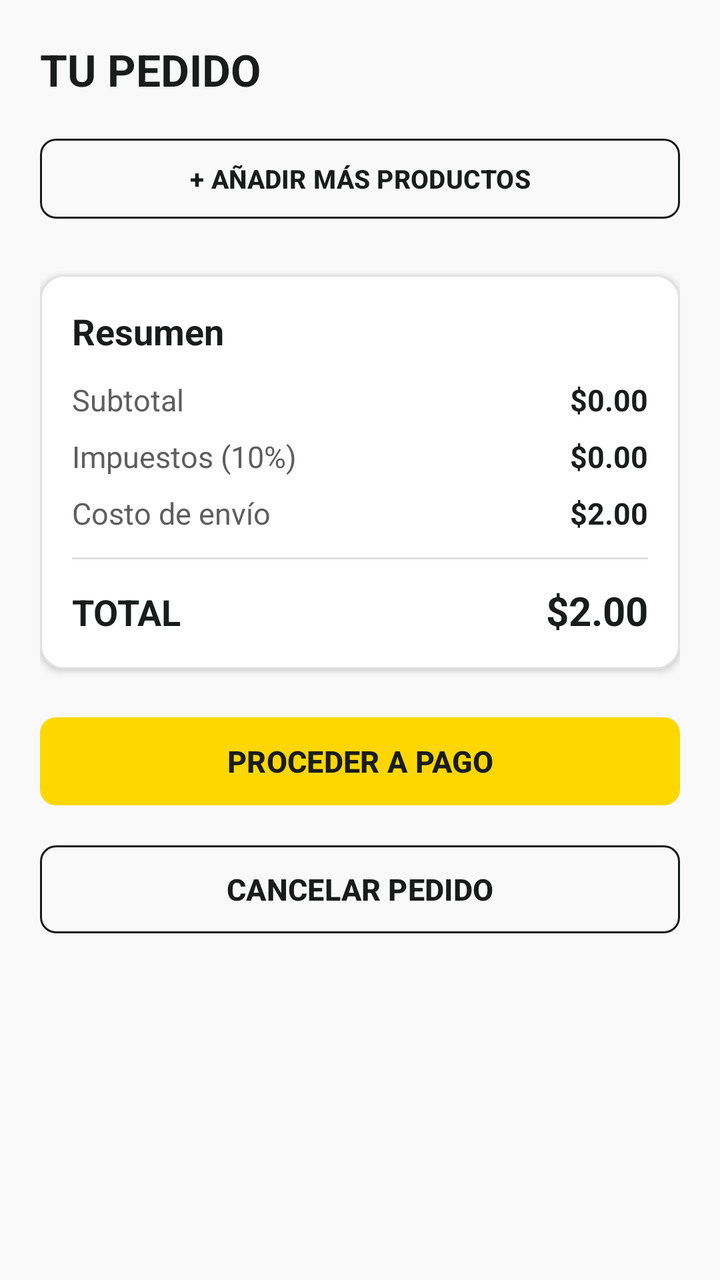
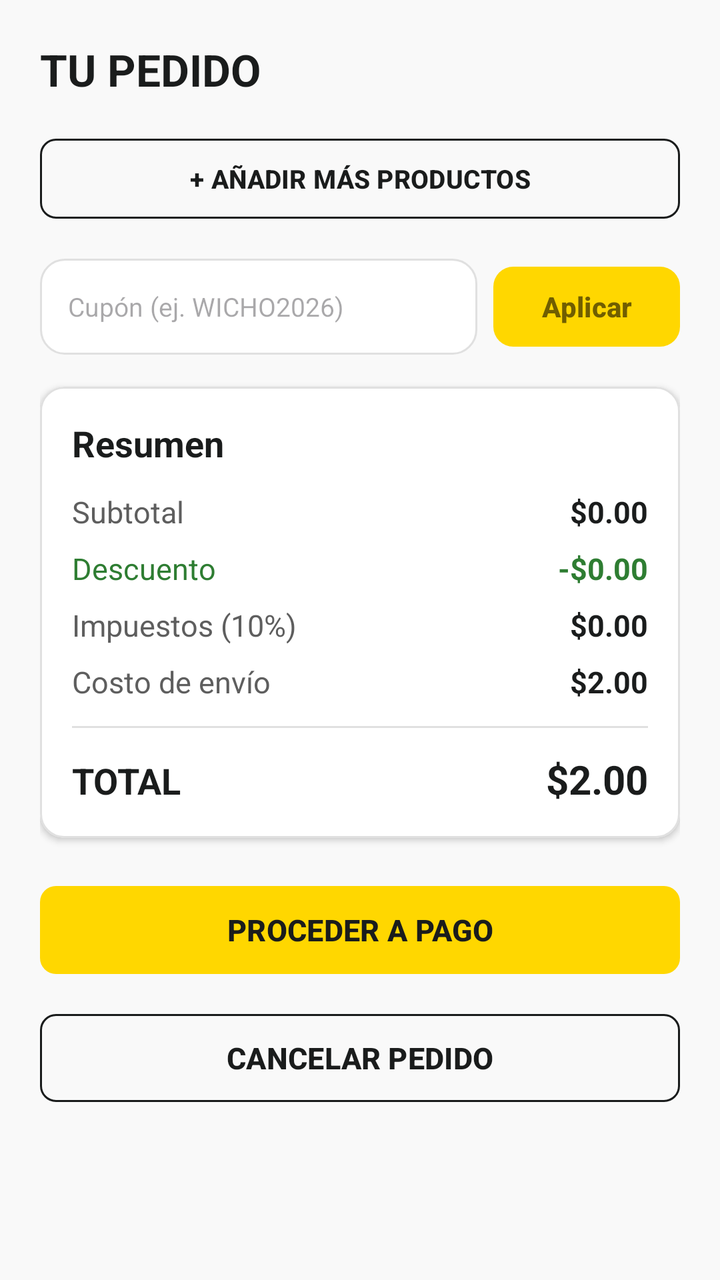

Screens rendered from an Android XML layout before and after an edit, with the pre-edit source and the edit as a unified diff.
<!-- AndroidManifest.xml: application theme Theme.ProyectoFase1 -->
<!-- res/layout/fragment_orders.xml -->
<?xml version="1.0" encoding="utf-8"?>
<ScrollView xmlns:android="http://schemas.android.com/apk/res/android"
    xmlns:app="http://schemas.android.com/apk/res-auto"
    android:layout_width="match_parent"
    android:layout_height="match_parent"
    android:background="#f9f9f9">

    <LinearLayout
        android:layout_width="match_parent"
        android:layout_height="wrap_content"
        android:orientation="vertical"
        android:padding="20dp">

        <TextView
            android:layout_width="match_parent"
            android:layout_height="wrap_content"
            android:text="TU PEDIDO"
            android:textSize="22sp"
            android:textStyle="bold"
            android:textColor="#1a1c1c"
            android:layout_marginBottom="16dp"/>

        
        <LinearLayout
            android:id="@+id/cartItemsContainer"
            android:layout_width="match_parent"
            android:layout_height="wrap_content"
            android:orientation="vertical"/>

        
        <TextView
            android:id="@+id/tvEmptyCart"
            android:layout_width="match_parent"
            android:layout_height="wrap_content"
            android:text="Tu carrito está vacío."
            android:textSize="15sp"
            android:textColor="#757575"
            android:gravity="center"
            android:paddingVertical="24dp"
            android:visibility="gone"/>

        
        <Button
            android:id="@+id/btnAddMore"
            style="?attr/materialButtonOutlinedStyle"
            android:layout_width="match_parent"
            android:layout_height="48dp"
            android:text="+ AÑADIR MÁS PRODUCTOS"
            android:textColor="#1a1c1c"
            android:textSize="13sp"
            android:textStyle="bold"
            app:strokeColor="#1a1c1c"
            app:cornerRadius="8dp"
            android:layout_marginBottom="24dp"/>

        
        <com.google.android.material.card.MaterialCardView
            android:layout_width="match_parent"
            android:layout_height="wrap_content"
            app:cardCornerRadius="12dp"
            app:cardElevation="2dp"
            app:strokeWidth="1dp"
            app:strokeColor="#e0e0e0"
            app:cardBackgroundColor="#ffffff"
            android:layout_marginBottom="20dp">

            <LinearLayout
                android:layout_width="match_parent"
                android:layout_height="wrap_content"
                android:orientation="vertical"
                android:padding="16dp">

                <TextView
                    android:layout_width="match_parent"
                    android:layout_height="wrap_content"
                    android:text="Resumen"
                    android:textSize="18sp"
                    android:textStyle="bold"
                    android:textColor="#1a1c1c"
                    android:layout_marginBottom="12dp"/>

                <LinearLayout
                    android:layout_width="match_parent"
                    android:layout_height="wrap_content"
                    android:orientation="horizontal"
                    android:layout_marginBottom="8dp">
                    <TextView
                        android:layout_width="0dp"
                        android:layout_height="wrap_content"
                        android:layout_weight="1"
                        android:text="Subtotal"
                        android:textColor="#5e5e5e"
                        android:textSize="15sp"/>
                    <TextView
                        android:id="@+id/tvSubtotal"
                        android:layout_width="wrap_content"
                        android:layout_height="wrap_content"
                        android:text="$0.00"
                        android:textColor="#1a1c1c"
                        android:textSize="15sp"
                        android:textStyle="bold"/>
                </LinearLayout>

                <LinearLayout
                    android:layout_width="match_parent"
                    android:layout_height="wrap_content"
                    android:orientation="horizontal"
                    android:layout_marginBottom="8dp">
                    <TextView
                        android:layout_width="0dp"
                        android:layout_height="wrap_content"
                        android:layout_weight="1"
                        android:text="Impuestos (10%)"
                        android:textColor="#5e5e5e"
                        android:textSize="15sp"/>
                    <TextView
                        android:id="@+id/tvTax"
                        android:layout_width="wrap_content"
                        android:layout_height="wrap_content"
                        android:text="$0.00"
                        android:textColor="#1a1c1c"
                        android:textSize="15sp"
                        android:textStyle="bold"/>
                </LinearLayout>

                <LinearLayout
                    android:layout_width="match_parent"
                    android:layout_height="wrap_content"
                    android:orientation="horizontal"
                    android:layout_marginBottom="12dp">
                    <TextView
                        android:layout_width="0dp"
                        android:layout_height="wrap_content"
                        android:layout_weight="1"
                        android:text="Costo de envío"
                        android:textColor="#5e5e5e"
                        android:textSize="15sp"/>
                    <TextView
                        android:id="@+id/tvShipping"
                        android:layout_width="wrap_content"
                        android:layout_height="wrap_content"
                        android:text="$2.00"
                        android:textColor="#1a1c1c"
                        android:textSize="15sp"
                        android:textStyle="bold"/>
                </LinearLayout>

                <View
                    android:layout_width="match_parent"
                    android:layout_height="1dp"
                    android:background="#e0e0e0"
                    android:layout_marginBottom="12dp"/>

                <LinearLayout
                    android:layout_width="match_parent"
                    android:layout_height="wrap_content"
                    android:orientation="horizontal">
                    <TextView
                        android:layout_width="0dp"
                        android:layout_height="wrap_content"
                        android:layout_weight="1"
                        android:text="TOTAL"
                        android:textColor="#1a1c1c"
                        android:textSize="18sp"
                        android:textStyle="bold"/>
                    <TextView
                        android:id="@+id/tvTotal"
                        android:layout_width="wrap_content"
                        android:layout_height="wrap_content"
                        android:text="$2.00"
                        android:textColor="#1a1c1c"
                        android:textSize="20sp"
                        android:textStyle="bold"/>
                </LinearLayout>

            </LinearLayout>
        </com.google.android.material.card.MaterialCardView>

        
        <Button
            android:id="@+id/btnProceedCheckout"
            android:layout_width="match_parent"
            android:layout_height="52dp"
            android:text="PROCEDER A PAGO"
            android:textColor="#1a1c1c"
            android:textSize="15sp"
            android:textStyle="bold"
            app:backgroundTint="#ffd700"
            app:cornerRadius="8dp"
            android:layout_marginBottom="12dp"/>

        <Button
            android:id="@+id/btnCancelOrder"
            style="?attr/materialButtonOutlinedStyle"
            android:layout_width="match_parent"
            android:layout_height="52dp"
            android:text="CANCELAR PEDIDO"
            android:textColor="#1a1c1c"
            android:textSize="15sp"
            android:textStyle="bold"
            app:strokeColor="#1a1c1c"
            app:cornerRadius="8dp"
            android:layout_marginBottom="24dp"/>

    </LinearLayout>
</ScrollView>
<!-- resources referenced by this layout -->
<resources>
  <style name="Theme.ProyectoFase1" parent="Base.Theme.ProyectoFase1" />
  <style name="Base.Theme.ProyectoFase1" parent="Theme.Material3.DayNight.NoActionBar">
          
      </style>
</resources>

<!-- the commit's change to res/layout/fragment_orders.xml (unified diff, before → after) -->
@@ -51,7 +51,39 @@
             android:textStyle="bold"
             app:strokeColor="#1a1c1c"
             app:cornerRadius="8dp"
-            android:layout_marginBottom="24dp"/>
+            android:layout_marginBottom="16dp"/>
+
+        
+        <LinearLayout
+            android:layout_width="match_parent"
+            android:layout_height="wrap_content"
+            android:orientation="horizontal"
+            android:gravity="center_vertical"
+            android:layout_marginBottom="16dp">
+
+            <EditText
+                android:id="@+id/etPromoCode"
+                android:layout_width="0dp"
+                android:layout_height="48dp"
+                android:layout_weight="1"
+                android:hint="Cupón (ej. WICHO2026)"
+                android:inputType="textCapCharacters"
+                android:background="@drawable/bg_input_box"
+                android:paddingHorizontal="14dp"
+                android:textSize="13sp"
+                android:layout_marginEnd="8dp"
+                android:autofillHints="name" />
+
+            <Button
+                android:id="@+id/btnApplyPromo"
+                android:layout_width="wrap_content"
+                android:layout_height="48dp"
+                android:text="Aplicar"
+                android:textColor="#705e00"
+                android:textStyle="bold"
+                app:backgroundTint="#ffd700"
+                app:cornerRadius="10dp"/>
+        </LinearLayout>
 
         
         <com.google.android.material.card.MaterialCardView
@@ -110,6 +142,28 @@
                         android:layout_width="0dp"
                         android:layout_height="wrap_content"
                         android:layout_weight="1"
+                        android:text="Descuento"
+                        android:textColor="#2e7d32"
+                        android:textSize="15sp"/>
+                    <TextView
+                        android:id="@+id/tvDiscount"
+                        android:layout_width="wrap_content"
+                        android:layout_height="wrap_content"
+                        android:text="-$0.00"
+                        android:textColor="#2e7d32"
+                        android:textSize="15sp"
+                        android:textStyle="bold"/>
+                </LinearLayout>
+
+                <LinearLayout
+                    android:layout_width="match_parent"
+                    android:layout_height="wrap_content"
+                    android:orientation="horizontal"
+                    android:layout_marginBottom="8dp">
+                    <TextView
+                        android:layout_width="0dp"
+                        android:layout_height="wrap_content"
+                        android:layout_weight="1"
                         android:text="Impuestos (10%)"
                         android:textColor="#5e5e5e"
                         android:textSize="15sp"/>
<!-- resource entries referenced after the edit -->
@@ -1,5 +1,13 @@
 <!-- resources referenced by this layout -->
 <resources>
+  <!-- drawable bg_input_box (drawable) -->
+  <?xml version="1.0" encoding="utf-8"?>
+  <shape xmlns:android="http://schemas.android.com/apk/res/android"
+      android:shape="rectangle">
+      <solid android:color="#ffffff"/>
+      <corners android:radius="12dp"/>
+      <stroke android:width="1dp" android:color="#e0e0e0"/>
+  </shape>
   <style name="Theme.ProyectoFase1" parent="Base.Theme.ProyectoFase1" />
   <style name="Base.Theme.ProyectoFase1" parent="Theme.Material3.DayNight.NoActionBar">
           
